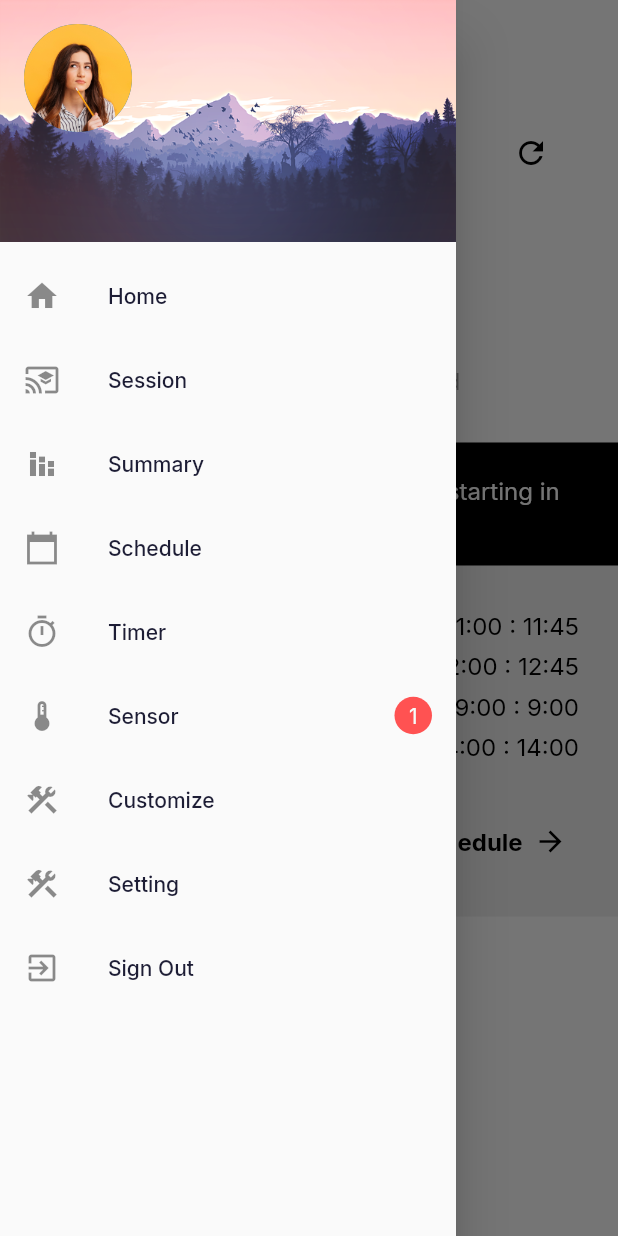
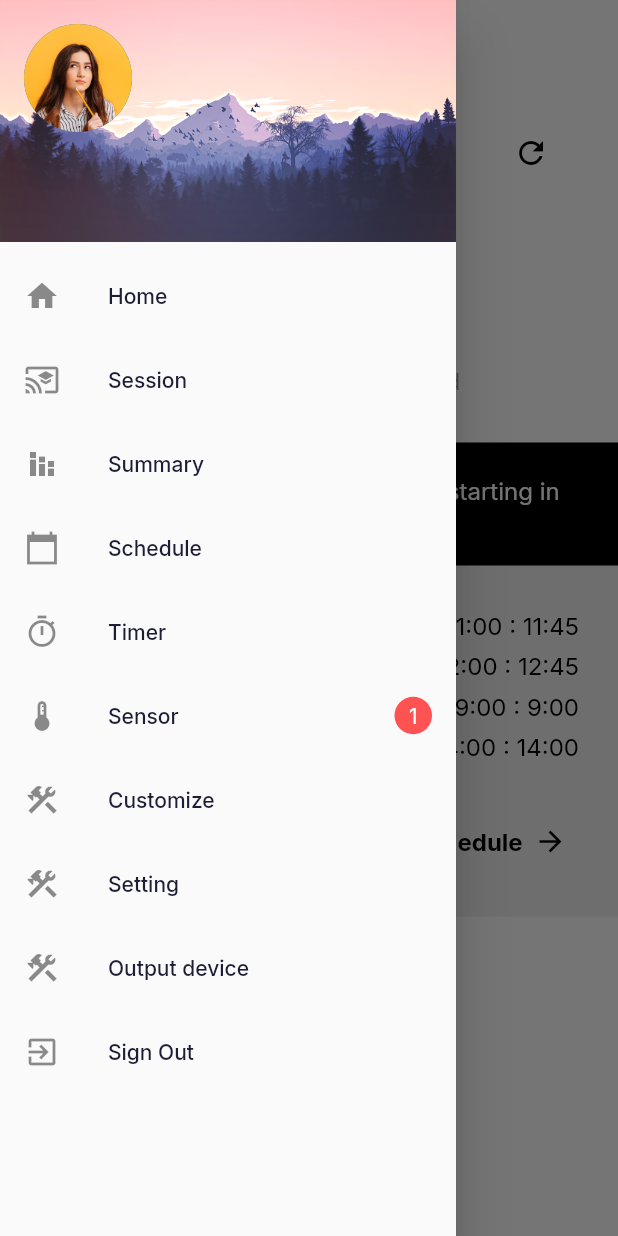
Before and after one commit to khanhdk0000/Study_Space, a Flutter app: the HomeScreen screen opened by its route, with the side drawer open, on a phone screen of 412 x 824 dp. Run offline on Flutter 3.47's test engine with Material 2 defaults, Android fonts, the phone set to English and light mode, and no system bars; our stand-ins replace awesome_dialog, charts_flutter, firebase_auth, firebase_core, flutter_local_notifications, flutter_svg and 3 more; missing offline and left inert: mqtt_client, sliding_card; accounts and stored records are empty; network calls fail.

Commit message:
Update side_menu.dart

```diff
--- a/lib/Home/view/side_menu.dart
+++ b/lib/Home/view/side_menu.dart
@@ -6,7 +6,8 @@ import 'package:study_space/Home/view/home_screen.dart';
 import 'package:study_space/constants.dart';
 import 'package:study_space/Notification/notification_screen.dart';
 import 'package:firebase_auth/firebase_auth.dart';
-import 'package:study_space/summary/view/all_sessions.dart';
+import 'package:study_space/OutputDevice/output_device_screen.dart';
+import 'package:study_space/Summary/view/all_sessions.dart';
 
 final FirebaseAuth _auth = FirebaseAuth.instance;
 
@@ -118,6 +119,16 @@ class SideMenu extends StatelessWidget {
             },
           ),
           ListTile(
+            leading: Icon(Icons.construction),
+            title: Text('Output device'),
+            onTap: () {
+              Navigator.push(
+                context,
+                MaterialPageRoute(builder: (context) => OutputDeviceScreen()),
+              );
+            },
+          ),
+          ListTile(
             leading: Icon(Icons.exit_to_app),
             title: Text('Sign Out'),
             onTap: () async {
```
